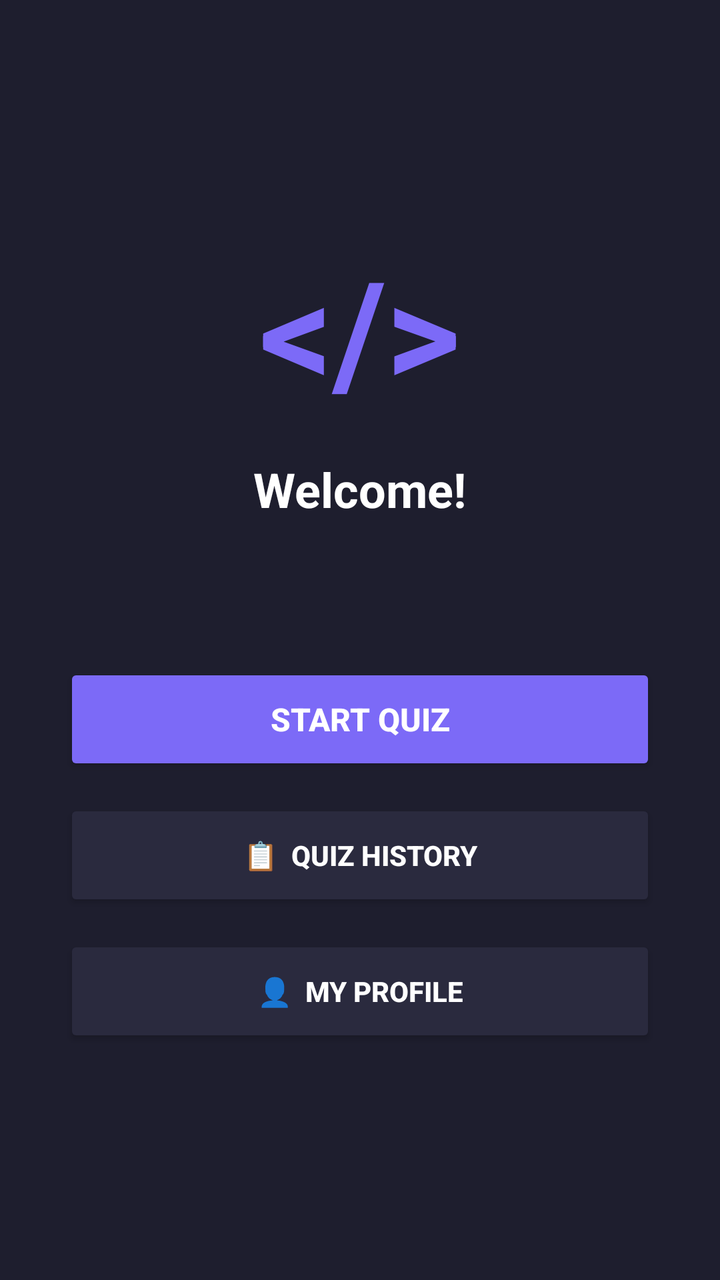
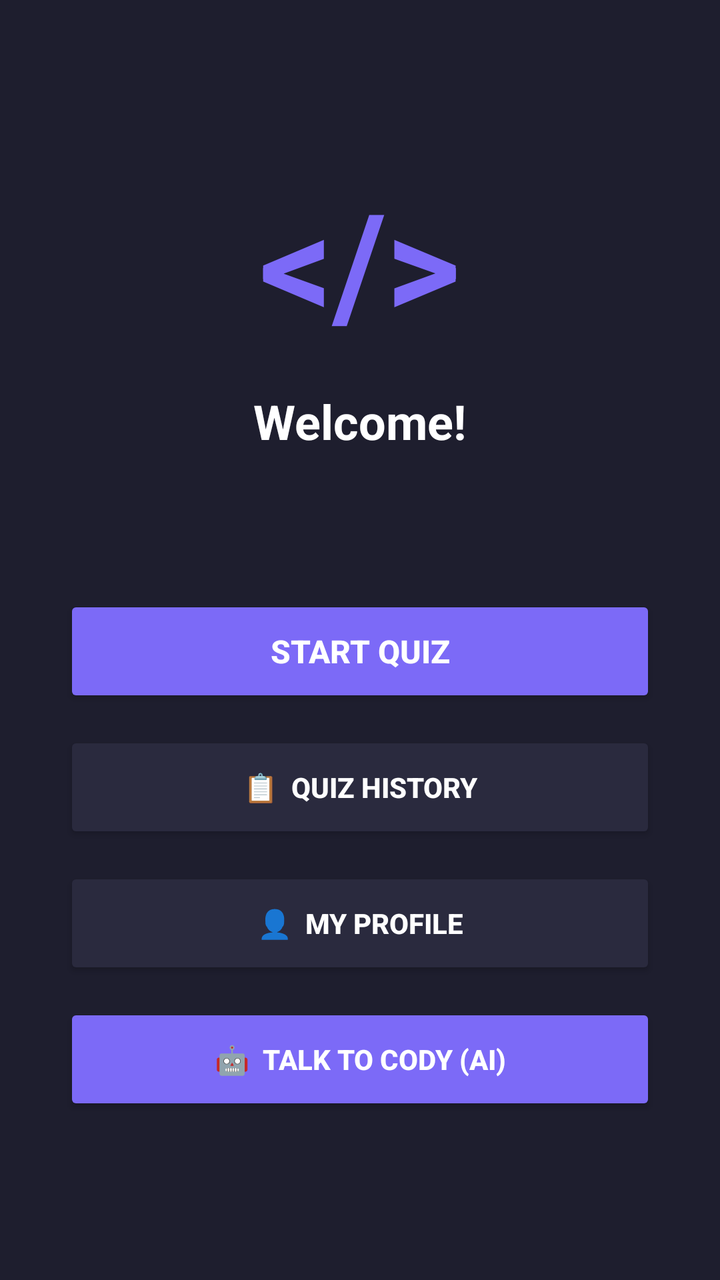

The first picture is an Android layout as it rendered before a commit; the second is the same layout after the commit. The layout source and the unified diff follow.
<!-- AndroidManifest.xml: application theme Theme.CodeQuiz -->
<!-- res/layout/activity_main.xml -->
<?xml version="1.0" encoding="utf-8"?>
<LinearLayout xmlns:android="http://schemas.android.com/apk/res/android"
    android:layout_width="match_parent"
    android:layout_height="match_parent"
    android:background="@color/background"
    android:gravity="center"
    android:orientation="vertical"
    android:padding="32dp">

    <TextView
        android:layout_width="wrap_content"
        android:layout_height="wrap_content"
        android:text="&lt;/&gt;"
        android:textColor="@color/primary"
        android:textSize="72sp"
        android:textStyle="bold" />

    <TextView
        android:id="@+id/tvWelcome"
        android:layout_width="wrap_content"
        android:layout_height="wrap_content"
        android:layout_marginTop="16dp"
        android:text="Welcome!"
        android:textColor="@color/text_primary"
        android:textSize="24sp"
        android:textStyle="bold" />

    <TextView
        android:id="@+id/tvLevel"
        android:layout_width="wrap_content"
        android:layout_height="wrap_content"
        android:layout_marginTop="4dp"
        android:textColor="@color/primary"
        android:textSize="14sp" />

    <Button
        android:id="@+id/btnStart"
        android:layout_width="match_parent"
        android:layout_height="56dp"
        android:layout_marginTop="48dp"
        android:backgroundTint="@color/primary"
        android:text="START QUIZ"
        android:textColor="@color/white"
        android:textSize="16sp"
        android:textStyle="bold" />

    <Button
        android:id="@+id/btnHistory"
        android:layout_width="match_parent"
        android:layout_height="56dp"
        android:layout_marginTop="12dp"
        android:backgroundTint="@color/surface"
        android:text="📋  QUIZ HISTORY"
        android:textColor="@color/white"
        android:textStyle="bold" />

    <Button
        android:id="@+id/btnProfile"
        android:layout_width="match_parent"
        android:layout_height="56dp"
        android:layout_marginTop="12dp"
        android:backgroundTint="@color/surface"
        android:text="👤  MY PROFILE"
        android:textColor="@color/white"
        android:textStyle="bold" />

</LinearLayout>
<!-- resources referenced by this layout -->
<resources>
  <color name="background">#1E1E2E</color>
  <color name="primary">#7C6AF7</color>
  <color name="surface">#2A2A3E</color>
  <color name="text_primary">#FFFFFF</color>
  <color name="white">#FFFFFF</color>
  <style name="Theme.CodeQuiz" parent="Theme.MaterialComponents.DayNight.NoActionBar">
          <item name="colorPrimary">@color/primary</item>
          <item name="colorPrimaryDark">@color/primary_dark</item>
          <item name="android:windowBackground">@color/background</item>
          <item name="colorAccent">@color/primary</item>
      </style>
  <color name="primary_dark">#5A4ED1</color>
</resources>

<!-- the commit's change to res/layout/activity_main.xml (unified diff, before → after) -->
@@ -64,4 +64,14 @@
         android:textColor="@color/white"
         android:textStyle="bold" />
 
+    <Button
+        android:id="@+id/btnAvatar"
+        android:layout_width="match_parent"
+        android:layout_height="56dp"
+        android:layout_marginTop="12dp"
+        android:backgroundTint="@color/primary"
+        android:text="🤖  Talk to CODY (AI)"
+        android:textColor="@color/white"
+        android:textStyle="bold" />
+
 </LinearLayout>
